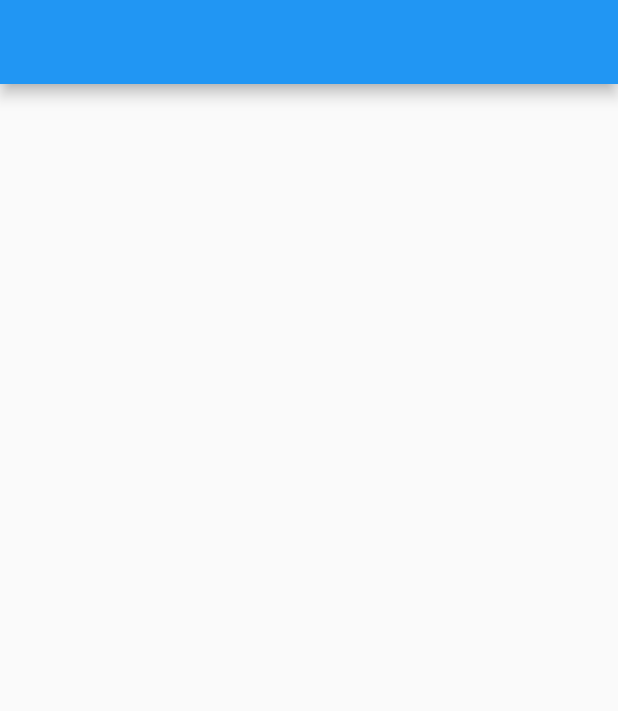
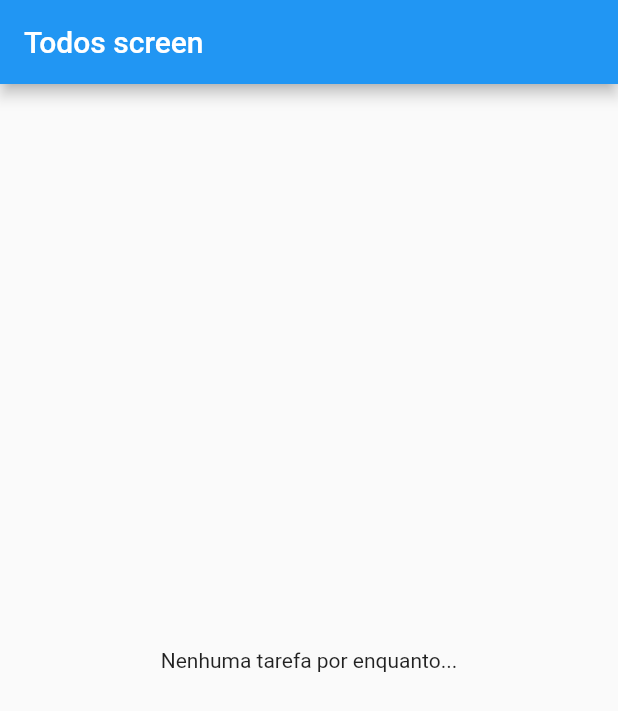
Before and after one commit to LukGaming/mvvm, a Flutter app: the screen it shows after launch, on a phone screen of 412 x 824 dp. Shown: the top 711 px of the screen. Run offline on Flutter 3.47's test engine with Material 3 defaults, Android fonts, the phone set to English and light mode, and no system bars.

```diff
--- a/lib/main.dart
+++ b/lib/main.dart
@@ -1,4 +1,6 @@
 import 'package:flutter/material.dart';
+import 'package:mvvm/ui/todo/viewmodels/todo_viewmodel.dart';
+import 'package:mvvm/ui/todo/widgets/todo_screen.dart';
 
 void main() => runApp(const MyApp());
 
@@ -12,17 +14,9 @@ class MyApp extends StatelessWidget {
         primarySwatch: Colors.blue,
         useMaterial3: false,
       ),
-      home: const MyHomePage(),
+      home: TodoScreen(
+        todoViewmodel: TodoViewmodel(),
+      ),
     );
   }
 }
-
-class MyHomePage extends StatelessWidget {
-  const MyHomePage({super.key});
-  @override
-  Widget build(BuildContext context) {
-    return Scaffold(
-      appBar: AppBar(),
-    );
-  }
-}
--- a/lib/ui/todo/viewmodels/todo_viewmodel.dart
+++ b/lib/ui/todo/viewmodels/todo_viewmodel.dart
@@ -21,7 +21,7 @@ class TodoViewmodel extends ChangeNotifier {
   List<Todo> get todos => _todos;
 
   Future<Result> _load() async {
-    await Future.delayed(const Duration(seconds: 1));
+    await Future.delayed(const Duration(seconds: 2));
     final List<Todo> todos = [];
 
     _todos = todos;
--- /dev/null
+++ b/lib/ui/todo/widgets/todo_screen.dart
@@ -0,0 +1,42 @@
+import 'package:flutter/material.dart';
+import 'package:mvvm/ui/todo/viewmodels/todo_viewmodel.dart';
+import 'package:mvvm/ui/todo/widgets/todos_list.dart';
+
+class TodoScreen extends StatelessWidget {
+  final TodoViewmodel todoViewmodel;
+  const TodoScreen({
+    super.key,
+    required this.todoViewmodel,
+  });
+
+  @override
+  Widget build(BuildContext context) {
+    return Scaffold(
+      appBar: AppBar(
+        title: const Text("Todos screen"),
+      ),
+      body: ListenableBuilder(
+        listenable: todoViewmodel.load,
+        builder: (context, child) {
+          if (todoViewmodel.load.running) {
+            return const Center(
+              child: CircularProgressIndicator(),
+            );
+          }
+          if (todoViewmodel.load.error) {
+            return const Center(
+              child: Text("Ocorreu um erro ao carregar todos..."),
+            );
+          }
+          return child!;
+        },
+        child: ListenableBuilder(
+          listenable: todoViewmodel,
+          builder: (context, child) {
+            return TodosList(todos: todoViewmodel.todos);
+          },
+        ),
+      ),
+    );
+  }
+}
--- /dev/null
+++ b/lib/ui/todo/widgets/todo_tile.dart
@@ -0,0 +1,18 @@
+import 'package:flutter/material.dart';
+import 'package:mvvm/domain/models/todo.dart';
+
+class TodoTile extends StatelessWidget {
+  final Todo todo;
+  const TodoTile({
+    super.key,
+    required this.todo,
+  });
+
+  @override
+  Widget build(BuildContext context) {
+    return ListTile(
+      leading: Text("${todo.id}"),
+      title: Text(todo.name),
+    );
+  }
+}
--- /dev/null
+++ b/lib/ui/todo/widgets/todos_list.dart
@@ -0,0 +1,26 @@
+import 'package:flutter/material.dart';
+import 'package:mvvm/domain/models/todo.dart';
+import 'package:mvvm/ui/todo/widgets/todo_tile.dart';
+
+class TodosList extends StatelessWidget {
+  final List<Todo> todos;
+  const TodosList({
+    super.key,
+    required this.todos,
+  });
+
+  @override
+  Widget build(BuildContext context) {
+    if (todos.isEmpty) {
+      return const Center(
+        child: Text("Nenhuma tarefa por enquanto..."),
+      );
+    }
+    return ListView.builder(
+      itemCount: todos.length,
+      itemBuilder: (context, index) {
+        return TodoTile(todo: todos[index]);
+      },
+    );
+  }
+}
```
